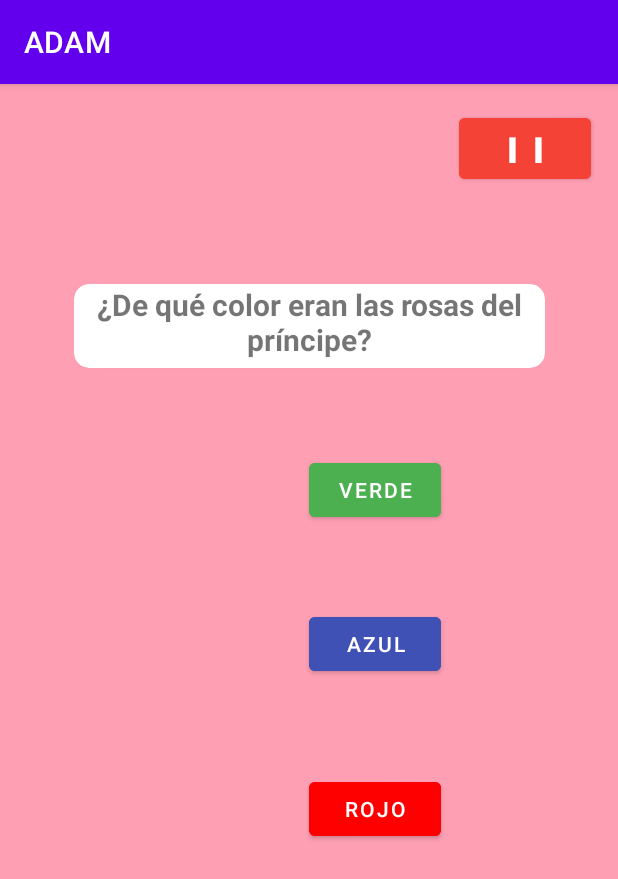
After one commit to MajoBurguete/ADAM, an Android app: the StoryActivity screen opened directly, with no data from a screen before it, on a phone screen of 412 x 824 dp. The commit adds this screen. Shown: the top 879 px of the screen. Run offline under Robolectric (Android 15) with nearby library versions, the phone set to English and light mode, and no system bars.

Commit message:
fix xml file  #10

```diff
--- a/app/src/main/AndroidManifest.xml
+++ b/app/src/main/AndroidManifest.xml
@@ -1,6 +1,6 @@
 <?xml version="1.0" encoding="utf-8"?>
 <manifest xmlns:android="http://schemas.android.com/apk/res/android"
-    package="mx.tec.a01730344.adam" >
+    package="mx.tec.a01730344.adam">
 
     <application
         android:allowBackup="true"
@@ -8,13 +8,13 @@
         android:label="@string/app_name"
         android:roundIcon="@mipmap/ic_launcher_round"
         android:supportsRtl="true"
-        android:theme="@style/Theme.ADAM" >
+        android:theme="@style/Theme.ADAM">
         <activity
             android:name=".StoryActivity"
             android:exported="true" />
         <activity
             android:name=".MainActivity"
-            android:exported="true" >
+            android:exported="true">
             <intent-filter>
                 <action android:name="android.intent.action.MAIN" />
 
--- /dev/null
+++ b/app/src/main/java/mx/tec/a01730344/adam/StoryActivity.java
@@ -0,0 +1,14 @@
+package mx.tec.a01730344.adam;
+
+import androidx.appcompat.app.AppCompatActivity;
+
+import android.os.Bundle;
+
+public class StoryActivity extends AppCompatActivity {
+
+    @Override
+    protected void onCreate(Bundle savedInstanceState) {
+        super.onCreate(savedInstanceState);
+        setContentView(R.layout.activity_story);
+    }
+}
--- /dev/null
+++ b/app/src/main/res/layout/activity_story.xml
@@ -0,0 +1,203 @@
+<?xml version="1.0" encoding="utf-8"?>
+<androidx.constraintlayout.widget.ConstraintLayout xmlns:android="http://schemas.android.com/apk/res/android"
+    xmlns:app="http://schemas.android.com/apk/res-auto"
+    xmlns:tools="http://schemas.android.com/tools"
+    android:layout_width="match_parent"
+    android:layout_height="match_parent"
+    android:background="#FF9FBA"
+    android:backgroundTint="#FF9FB3"
+    tools:context=".StoryActivity">
+
+    <Button
+        android:id="@+id/button"
+        android:layout_width="wrap_content"
+        android:layout_height="wrap_content"
+        android:backgroundTint="#F44336"
+        android:text="@string/i_i"
+        android:textSize="24sp"
+        android:textStyle="bold"
+        app:layout_constraintBottom_toBottomOf="parent"
+        app:layout_constraintEnd_toEndOf="parent"
+        app:layout_constraintHorizontal_bias="0.944"
+        app:layout_constraintStart_toStartOf="parent"
+        app:layout_constraintTop_toTopOf="parent"
+        app:layout_constraintVertical_bias="0.023"
+        tools:ignore="TextContrastCheck" />
+
+    <androidx.constraintlayout.widget.ConstraintLayout
+        android:layout_width="407dp"
+        android:layout_height="572dp"
+        app:layout_constraintBottom_toBottomOf="parent"
+        app:layout_constraintEnd_toEndOf="parent"
+        app:layout_constraintStart_toStartOf="parent"
+        app:layout_constraintTop_toTopOf="parent">
+
+        <androidx.constraintlayout.widget.ConstraintLayout
+            android:layout_width="match_parent"
+            android:layout_height="match_parent"
+            app:layout_constraintBottom_toBottomOf="parent"
+            app:layout_constraintEnd_toEndOf="parent"
+            app:layout_constraintHorizontal_bias="1.0"
+            app:layout_constraintStart_toStartOf="parent"
+            app:layout_constraintTop_toTopOf="parent"
+            app:layout_constraintVertical_bias="1.0">
+
+            <Button
+                android:id="@+id/button4"
+                android:layout_width="wrap_content"
+                android:layout_height="wrap_content"
+                android:layout_marginTop="62dp"
+                android:backgroundTint="#FF0000"
+                android:text="@string/rojo"
+                app:layout_constraintBottom_toBottomOf="parent"
+                app:layout_constraintEnd_toEndOf="parent"
+                app:layout_constraintHorizontal_bias="0.609"
+                app:layout_constraintStart_toEndOf="@+id/imageView3"
+                app:layout_constraintTop_toBottomOf="@+id/button5"
+                app:layout_constraintVertical_bias="0.0" />
+
+            <Button
+                android:id="@+id/button5"
+                android:layout_width="wrap_content"
+                android:layout_height="wrap_content"
+                android:backgroundTint="#3F51B5"
+                android:text="@string/azul"
+                app:layout_constraintBottom_toBottomOf="parent"
+                app:layout_constraintEnd_toEndOf="parent"
+                app:layout_constraintHorizontal_bias="0.609"
+                app:layout_constraintStart_toEndOf="@+id/imageView3"
+                app:layout_constraintTop_toBottomOf="@+id/button3"
+                app:layout_constraintVertical_bias="0.168" />
+
+            <Button
+                android:id="@+id/button3"
+                android:layout_width="wrap_content"
+                android:layout_height="wrap_content"
+                android:backgroundTint="#4CAF50"
+                android:text="@string/verde"
+                app:layout_constraintBottom_toBottomOf="parent"
+                app:layout_constraintEnd_toEndOf="parent"
+                app:layout_constraintHorizontal_bias="0.609"
+                app:layout_constraintStart_toEndOf="@+id/imageView3"
+                app:layout_constraintTop_toBottomOf="@+id/cardView4"
+                app:layout_constraintVertical_bias="0.133"
+                tools:ignore="TextContrastCheck" />
+
+            <ImageView
+                android:id="@+id/imageView3"
+                android:layout_width="wrap_content"
+                android:layout_height="wrap_content"
+                app:layout_constraintBottom_toBottomOf="parent"
+                app:layout_constraintEnd_toEndOf="parent"
+                app:layout_constraintHorizontal_bias="0.057"
+                app:layout_constraintStart_toStartOf="parent"
+                app:layout_constraintTop_toBottomOf="@+id/cardView4"
+                app:layout_constraintVertical_bias="0.229"
+                tools:srcCompat="@tools:sample/avatars" />
+
+            <androidx.cardview.widget.CardView
+                android:id="@+id/cardView4"
+                android:layout_width="314dp"
+                android:layout_height="56dp"
+                app:cardCornerRadius="10dp"
+                app:layout_constraintBottom_toBottomOf="parent"
+                app:layout_constraintEnd_toEndOf="parent"
+                app:layout_constraintStart_toStartOf="parent"
+                app:layout_constraintTop_toTopOf="parent"
+                app:layout_constraintVertical_bias="0.069">
+
+                <TextView
+                    android:id="@+id/textView6"
+                    android:layout_width="wrap_content"
+                    android:layout_height="wrap_content"
+                    android:text="@string/de_qu_color_eran_las_rosas_del_pr_ncipe"
+                    android:textAlignment="center"
+                    android:textSize="20sp"
+                    android:textStyle="bold" />
+            </androidx.cardview.widget.CardView>
+        </androidx.constraintlayout.widget.ConstraintLayout>
+
+        <androidx.constraintlayout.widget.ConstraintLayout
+            android:layout_width="409dp"
+            android:layout_height="569dp"
+            android:visibility="gone"
+            app:layout_constraintBottom_toBottomOf="parent"
+            app:layout_constraintEnd_toEndOf="parent"
+            app:layout_constraintStart_toStartOf="parent"
+            app:layout_constraintTop_toTopOf="parent"
+            app:layout_constraintVertical_bias="0.0">
+
+            <Button
+                android:id="@+id/button2"
+                android:layout_width="wrap_content"
+                android:layout_height="wrap_content"
+                android:backgroundTint="#F44336"
+                android:text="@string/seguir"
+                app:layout_constraintBottom_toBottomOf="parent"
+                app:layout_constraintEnd_toEndOf="parent"
+                app:layout_constraintHorizontal_bias="0.862"
+                app:layout_constraintStart_toStartOf="parent"
+                app:layout_constraintTop_toBottomOf="@+id/cardView3"
+                app:layout_constraintVertical_bias="0.673" />
+
+            <TextView
+                android:id="@+id/textView4"
+                android:layout_width="wrap_content"
+                android:layout_height="wrap_content"
+                android:text="@string/te_contar_un_cuento"
+                android:textColor="#FFFFFF"
+                android:textSize="20sp"
+                android:textStyle="bold"
+                app:layout_constraintBottom_toBottomOf="parent"
+                app:layout_constraintEnd_toEndOf="parent"
+                app:layout_constraintHorizontal_bias="0.208"
+                app:layout_constraintStart_toStartOf="parent"
+                app:layout_constraintTop_toTopOf="parent"
+                app:layout_constraintVertical_bias="0.103" />
+
+            <androidx.cardview.widget.CardView
+                android:id="@+id/cardView3"
+                android:layout_width="321dp"
+                android:layout_height="290dp"
+                app:cardCornerRadius="15dp"
+                app:layout_constraintBottom_toBottomOf="parent"
+                app:layout_constraintEnd_toEndOf="parent"
+                app:layout_constraintStart_toStartOf="parent"
+                app:layout_constraintTop_toBottomOf="@+id/textView4"
+                app:layout_constraintVertical_bias="0.285">
+
+                <androidx.constraintlayout.widget.ConstraintLayout
+                    android:layout_width="318dp"
+                    android:layout_height="match_parent">
+
+                    <ImageView
+                        android:id="@+id/imageView2"
+                        android:layout_width="wrap_content"
+                        android:layout_height="wrap_content"
+                        app:layout_constraintBottom_toBottomOf="parent"
+                        app:layout_constraintEnd_toEndOf="parent"
+                        app:layout_constraintHorizontal_bias="0.082"
+                        app:layout_constraintStart_toStartOf="parent"
+                        app:layout_constraintTop_toTopOf="parent"
+                        tools:srcCompat="@tools:sample/avatars" />
+
+                    <TextView
+                        android:id="@+id/textView5"
+                        android:layout_width="172dp"
+                        android:layout_height="183dp"
+                        android:layout_marginStart="144dp"
+                        android:text="@string/hab_a_una_vez_un_principe_que_amaba_su_jard_n_tenia_muchas_rosas_azules_y_algunos_tulipanes_naranjas"
+                        android:textAlignment="textEnd"
+                        android:textSize="20sp"
+                        android:textStyle="bold"
+                        app:layout_constraintBottom_toBottomOf="parent"
+                        app:layout_constraintEnd_toEndOf="parent"
+                        app:layout_constraintHorizontal_bias="1.0"
+                        app:layout_constraintStart_toEndOf="@+id/imageView2"
+                        app:layout_constraintTop_toTopOf="parent" />
+                </androidx.constraintlayout.widget.ConstraintLayout>
+
+            </androidx.cardview.widget.CardView>
+        </androidx.constraintlayout.widget.ConstraintLayout>
+    </androidx.constraintlayout.widget.ConstraintLayout>
+</androidx.constraintlayout.widget.ConstraintLayout>
--- a/app/src/main/res/values/strings.xml
+++ b/app/src/main/res/values/strings.xml
@@ -8,4 +8,12 @@
     <string name="azul">Azul</string>
     <string name="naranja">Naranja</string>
     <string name="bien">¡Bien!</string>
+    <string name="i_i">I I</string>
+    <string name="te_contar_un_cuento">Te contaré un cuento:</string>
+    <string name="hab_a_una_vez_un_principe_que_amaba_su_jard_n_tenia_muchas_rosas_azules_y_algunos_tulipanes_naranjas">Había una vez un principe que amaba su jardín, tenia muchas rosas azules y algunos tulipanes naranjas.</string>
+    <string name="seguir">Seguir</string>
+    <string name="de_qu_color_eran_las_rosas_del_pr_ncipe">¿De qué color eran las rosas del príncipe?</string>
+    <string name="verde">Verde</string>
+    <string name="azul">Azul</string>
+    <string name="rojo">Rojo</string>
 </resources>
```
Also changed, not shown: app/src/main/res/font/silka_bold_webfont.ttf (deleted).
